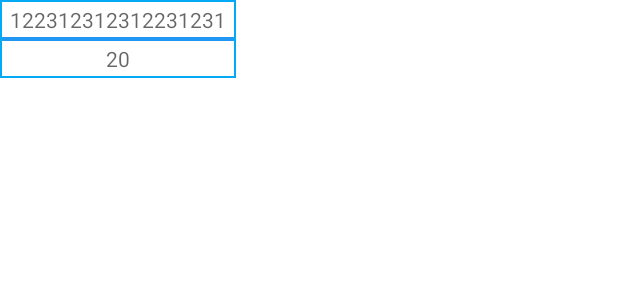
After one commit to llerik/chartloader, an Android app: the layout point_view_holder_layout.xml on its own in the app's theme, with its tools: preview values and no code run, on a phone screen of 412 x 824 dp. The commit adds this screen. Shown: the top 300 px of the screen. Run offline under Robolectric (Android 15) with nearby library versions, the phone set to English and light mode, and no system bars.

Commit message:
Добавлено отображение таблицы значений. Фикс повторного запуска экрана при перевороте

```diff
--- a/app/src/main/java/ru/sorokin/kirill/chartloader/presentation/main/MainViewModel.kt
+++ b/app/src/main/java/ru/sorokin/kirill/chartloader/presentation/main/MainViewModel.kt
@@ -8,6 +8,7 @@ import io.reactivex.Single
 import io.reactivex.disposables.CompositeDisposable
 import ru.sorokin.kirill.chartloader.R
 import ru.sorokin.kirill.chartloader.domain.repository.PointsRepository
+import ru.sorokin.kirill.chartloader.presentation.core.SingleLiveEvent
 import ru.sorokin.kirill.chartloader.presentation.core.network.RxSupport
 import ru.sorokin.kirill.chartloader.presentation.core.resource.ResourceManager
 import ru.sorokin.kirill.chartloader.presentation.main.converter.PointModelConverter
@@ -28,7 +29,7 @@ class MainViewModel(
     private val errorLiveData = MutableLiveData<String>()
     private val progressLiveData = MutableLiveData<Boolean>()
     private val buttonEnableLiveData = MutableLiveData<Boolean>()
-    private val dataLiveData = MutableLiveData<List<PointModel>>()
+    private val dataLiveData = SingleLiveEvent<List<PointModel>>()
 
     /**
      * [LiveData] todo
--- a/app/src/main/java/ru/sorokin/kirill/chartloader/presentation/view/ChartView.kt
+++ b/app/src/main/java/ru/sorokin/kirill/chartloader/presentation/view/ChartView.kt
@@ -45,6 +45,7 @@ class ChartView @JvmOverloads constructor(
     private val pathPoints = Path()
     private val paint = Paint(Paint.ANTI_ALIAS_FLAG).apply {
         strokeWidth = DEFAULT_STROKE_WIDTH
+        color = Color.BLUE
     }
     private var downTouch = false
     private var isSmooth = false
@@ -95,7 +96,7 @@ class ChartView @JvmOverloads constructor(
         canvas.drawColor(Color.WHITE)
         canvas.translate(distance.x, distance.y)
 
-        paint.color = Color.GREEN
+
         paint.style = Paint.Style.STROKE
         canvas.drawPath(pathLine, paint)
 
--- /dev/null
+++ b/app/src/main/res/drawable/table_border.xml
@@ -0,0 +1,7 @@
+<?xml version="1.0" encoding="utf-8"?>
+<shape xmlns:android="http://schemas.android.com/apk/res/android">
+    <solid android:color="#2196F3" />
+    <stroke
+        android:width="2dp"
+        android:color="#03A9F4" />
+</shape>
--- /dev/null
+++ b/app/src/main/res/layout/point_view_holder_layout.xml
@@ -0,0 +1,30 @@
+<?xml version="1.0" encoding="utf-8"?>
+<TableLayout xmlns:android="http://schemas.android.com/apk/res/android"
+    xmlns:tools="http://schemas.android.com/tools"
+    android:layout_width="wrap_content"
+    android:layout_height="wrap_content"
+    android:background="@drawable/table_border">
+
+    <TableRow>
+
+        <TextView
+            android:id="@+id/coordinate_x"
+            style="@style/table_row_item"
+            android:layout_width="wrap_content"
+            android:layout_height="wrap_content"
+            android:layout_column="1"
+            tools:text="122312312312231231" />
+
+    </TableRow>
+
+    <TableRow>
+
+        <TextView
+            android:id="@+id/coordinate_y"
+            style="@style/table_row_item"
+            android:layout_width="wrap_content"
+            android:layout_height="wrap_content"
+            android:layout_column="1"
+            tools:text="20" />
+    </TableRow>
+</TableLayout>
--- a/app/src/main/res/values/dimens.xml
+++ b/app/src/main/res/values/dimens.xml
@@ -1,5 +1,8 @@
 <?xml version="1.0" encoding="utf-8"?>
 <resources>
     <dimen name="progress_bar_size">50dp</dimen>
+    <dimen name="small">8dp</dimen>
     <dimen name="medium">32dp</dimen>
+    <dimen name="row_width">50dp</dimen>
+    <dimen name="table_text_size">14sp</dimen>
 </resources>
--- a/app/src/main/res/values/strings.xml
+++ b/app/src/main/res/values/strings.xml
@@ -6,4 +6,6 @@
     <string name="error_message_incorrect_number">Число должно быть больше 1 и не больше 1000</string>
     <string name="error_message_input_empty">Введите число</string>
     <string name="error_message_incorrect_answer">Что-то пошло не так. Попробуйте еще раз</string>
+    <string name="coordinate_x">X</string>
+    <string name="coordinate_y">Y</string>
 </resources>
--- /dev/null
+++ b/app/src/main/res/values/styles.xml
@@ -0,0 +1,14 @@
+<?xml version="1.0" encoding="utf-8"?>
+<resources>
+    <style name="table_row_item" parent="@android:style/TextAppearance.Small">
+        <item name="android:textSize">@dimen/table_text_size</item>
+        <item name="android:background">?attr/colorOnPrimary</item>
+        <item name="android:layout_margin">1dp</item>
+        <item name="android:minWidth">@dimen/row_width</item>
+        <item name="android:paddingStart">5dp</item>
+        <item name="android:paddingTop">2dp</item>
+        <item name="android:paddingEnd">5dp</item>
+        <item name="android:paddingBottom">2dp</item>
+        <item name="android:textAlignment">center</item>
+    </style>
+</resources>
```
Also changed, not shown: app/src/main/java/ru/sorokin/kirill/chartloader/presentation/chart/ChartActivity.kt (+9 -6 lines), app/src/main/java/ru/sorokin/kirill/chartloader/presentation/chart/list/PointListAdapter.kt (added, +31 -0 lines), app/src/main/java/ru/sorokin/kirill/chartloader/presentation/chart/list/PointViewHolder.kt (added, +35 -0 lines), app/src/main/java/ru/sorokin/kirill/chartloader/presentation/core/SingleLiveEvent.kt (added, +46 -0 lines), app/src/main/res/layout-land/chart_activity.xml (deleted, +0 -13 lines), app/src/main/res/layout/chart_activity.xml (+56 -2 lines).
